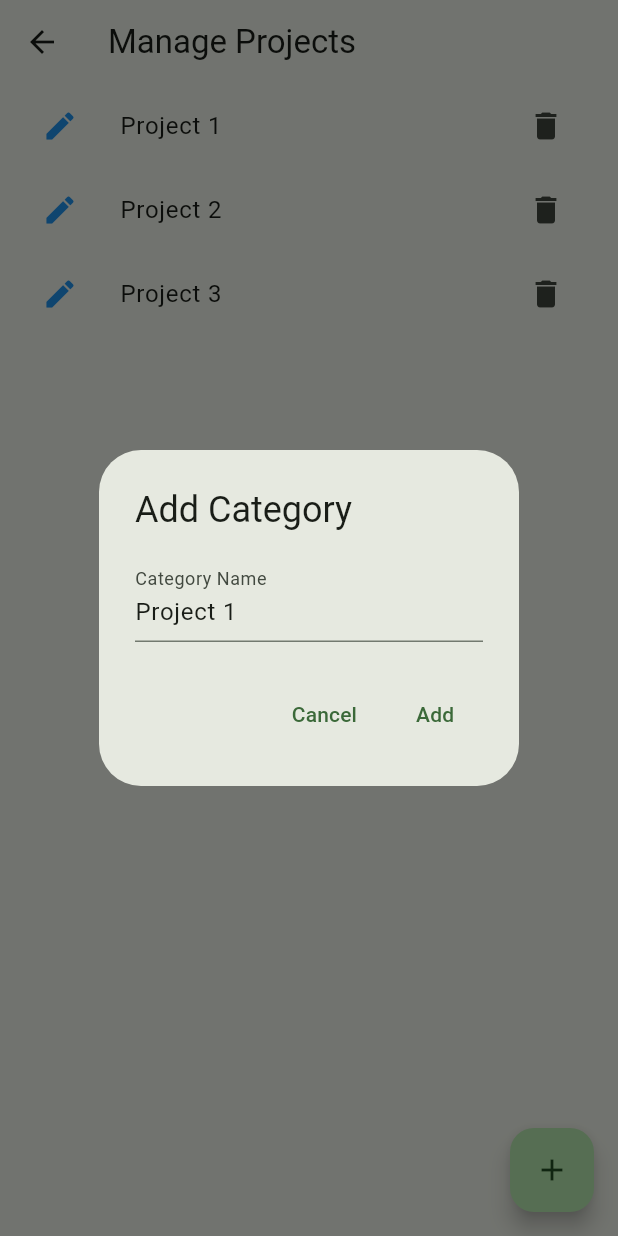
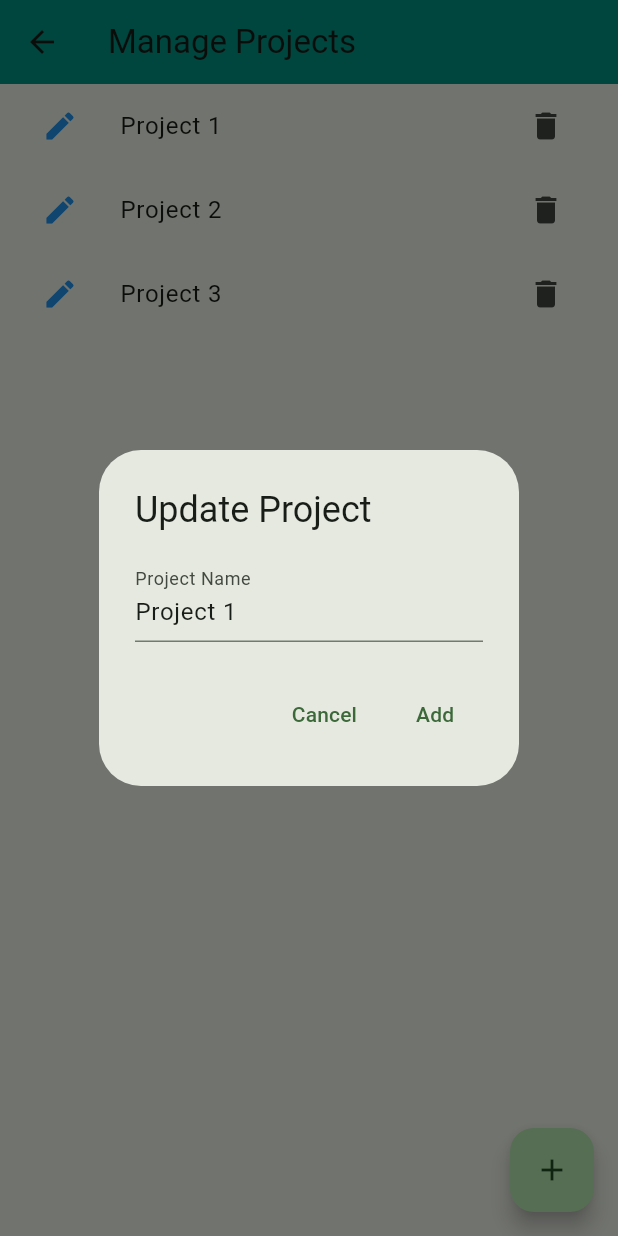
Before and after one commit to RSSerna/IBMTimeTrackingApp, a Flutter app: the ProjectsManagementScreen screen opened by its route, after a tap on the "edit" icon, on a phone screen of 412 x 824 dp. Run offline on Flutter 3.47's test engine with Material 3 defaults, Android fonts, the phone set to English and light mode, and no system bars; our stand-ins replace localstorage.

Commit message:
Last Changes for Working App

```diff
--- a/lib/screens/projects_managment_screen.dart
+++ b/lib/screens/projects_managment_screen.dart
@@ -12,6 +12,7 @@ class ProjectsManagementScreen extends StatelessWidget {
     return Scaffold(
       appBar: AppBar(
         title: const Text('Manage Projects'),
+        backgroundColor: Colors.teal,
       ),
       body: Consumer<TimeEntryProvider>(
         builder: (context, provider, child) {
--- a/lib/screens/task_managment_screen.dart
+++ b/lib/screens/task_managment_screen.dart
@@ -12,7 +12,7 @@ class TaskManagementScreen extends StatelessWidget {
       appBar: AppBar(
         title: const Text("Manage Tasks"),
         backgroundColor:
-            Colors.deepPurple, // Themed color similar to your inspirations
+            Colors.teal, // Themed color similar to your inspirations
         foregroundColor: Colors.white,
       ),
       body: Consumer<TimeEntryProvider>(
--- a/lib/widgets/add_project_dialog.dart
+++ b/lib/widgets/add_project_dialog.dart
@@ -29,10 +29,10 @@ class _AddProjectDialogState extends State<AddProjectDialog> {
   @override
   Widget build(BuildContext context) {
     return AlertDialog(
-      title: const Text('Add Category'),
+      title: Text(widget.project != null ? 'Update Project' : 'Add Project'),
       content: TextField(
         controller: _controller,
-        decoration: const InputDecoration(labelText: 'Category Name'),
+        decoration: const InputDecoration(labelText: 'Project Name'),
       ),
       actions: <Widget>[
         TextButton(
--- a/lib/widgets/add_task_dialog_widget.dart
+++ b/lib/widgets/add_task_dialog_widget.dart
@@ -24,11 +24,11 @@ class AddTaskDialogState extends State<AddTaskDialog> {
   @override
   Widget build(BuildContext context) {
     return AlertDialog(
-      title: const Text('Add New Tag'),
+      title: Text(widget.task != null ? 'Update Task' : 'Add Task'),
       content: TextField(
         controller: _controller,
         decoration: const InputDecoration(
-          labelText: 'Tag Name',
+          labelText: 'Task Name',
         ),
       ),
       actions: [
```
Also changed, not shown: lib/screens/add_time_entry_screen.dart (+6 -1 lines), lib/screens/home_screen.dart (+4 -13 lines).
